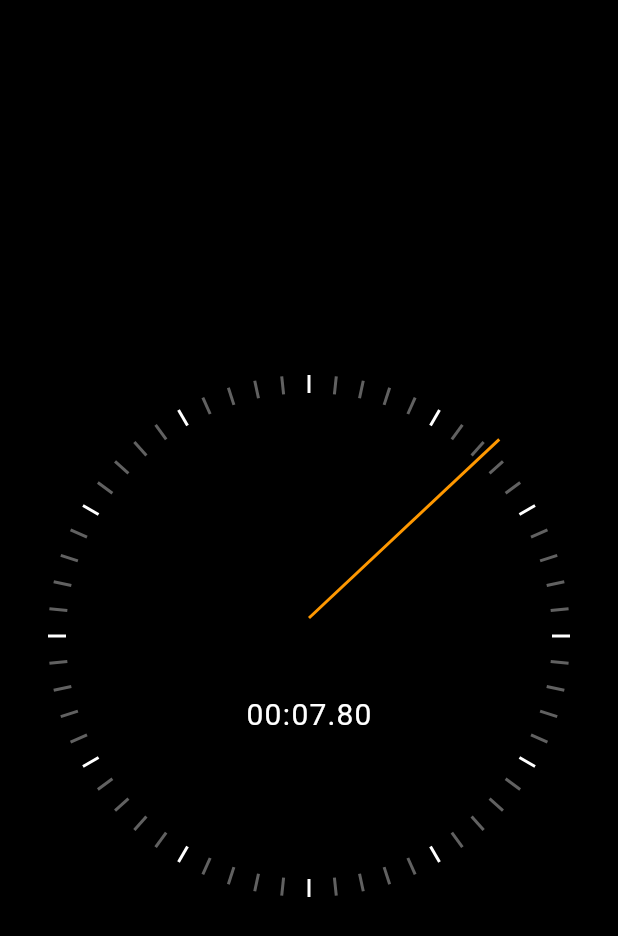
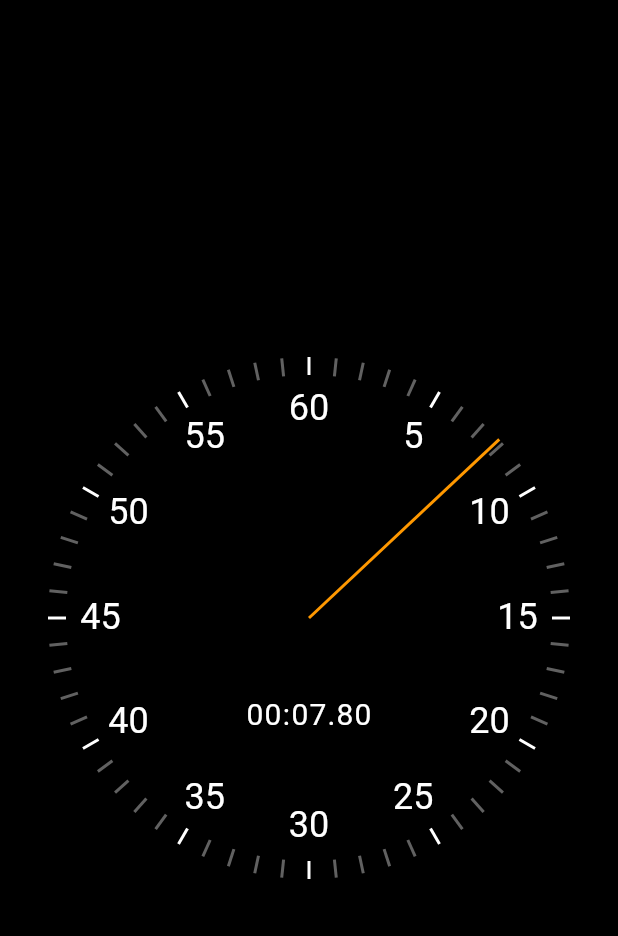
Before and after one commit to KasunHasanga/stopWatch, a Flutter app: the screen it shows after launch, on a phone screen of 412 x 824 dp. Shown: the top 936 px of the screen. Run offline on Flutter 3.47's test engine with Material 2 defaults, Android fonts, the phone set to English and light mode, and no system bars.

Commit message:
add clock text markers

```diff
--- a/lib/ui/clock_markers.dart
+++ b/lib/ui/clock_markers.dart
@@ -16,7 +16,7 @@ class ClockSecondsTickMarker extends StatelessWidget {
     const height = 12.0;
     return Transform(
       transform: Matrix4.identity()
-        ..translate(-width / 2, height / 2, 0.0)
+        ..translate(-width / 2, -height / 2, 0.0)
         ..rotateZ(2 * pi * (seconds / 60.0))
         ..translate(0.0, radius - height / 2, 0.0),
       alignment: Alignment.center,
@@ -28,3 +28,37 @@ class ClockSecondsTickMarker extends StatelessWidget {
     );
   }
 }
+
+class ClockTextMarker extends StatelessWidget {
+  const ClockTextMarker(
+      {Key? key,
+      required this.maxValue,
+      required this.radius,
+      required this.value})
+      : super(key: key);
+
+  final int value;
+  final int maxValue;
+  final double radius;
+  @override
+  Widget build(BuildContext context) {
+    const width = 40.0;
+    const height = 30.0;
+    return Transform(
+        transform: Matrix4.identity()
+          ..translate(-width / 2, -height / 2, 0.0)
+          ..rotateZ(pi + 2 * pi * (value / maxValue))
+          ..translate(0.0, radius - 35, 0.0)
+          ..rotateZ(pi - 2 * pi * (value / maxValue)),
+        alignment: Alignment.center,
+        child: SizedBox(
+          height: height,
+          width: width,
+          child: Text(
+            value.toString(),
+            style: TextStyle(fontSize: 24),
+            textAlign: TextAlign.center,
+          ),
+        ));
+  }
+}
--- a/lib/ui/stopwatch.dart
+++ b/lib/ui/stopwatch.dart
@@ -1,5 +1,3 @@
-import 'dart:math';
-
 import 'package:flutter/material.dart';
 import 'package:flutter/scheduler.dart';
 import 'package:stopwatch_flutter/ui/stopwatch_rerender.dart';
--- a/lib/ui/stopwatch_rerender.dart
+++ b/lib/ui/stopwatch_rerender.dart
@@ -25,6 +25,16 @@ class StopWatchRerender extends StatelessWidget {
         //       border: Border.all(width: 3, color: Colors.orange),
         //       borderRadius: BorderRadius.circular(radius)),
         // ),
+        for (var i = 5; i <= 60; i += 5)
+          Positioned(
+              left: radius,
+              top: radius,
+              child: ClockTextMarker(
+                radius: radius,
+                maxValue: 60,
+                value: i,
+              )),
+
         Positioned(
           left: radius,
           top: radius,
```
